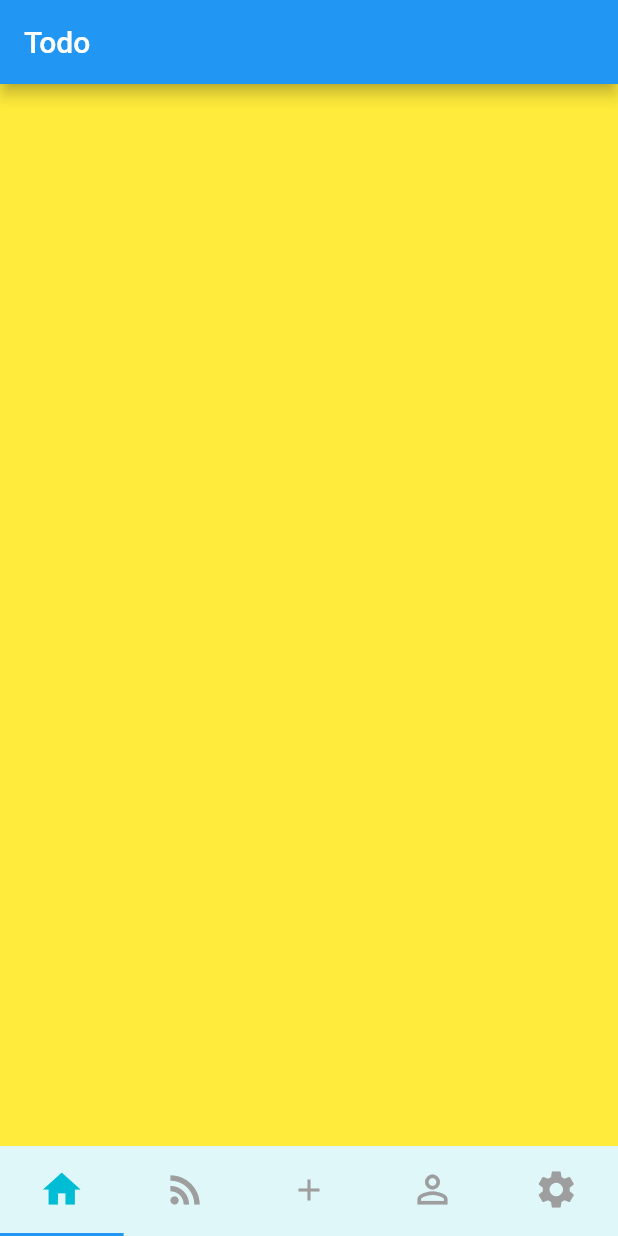
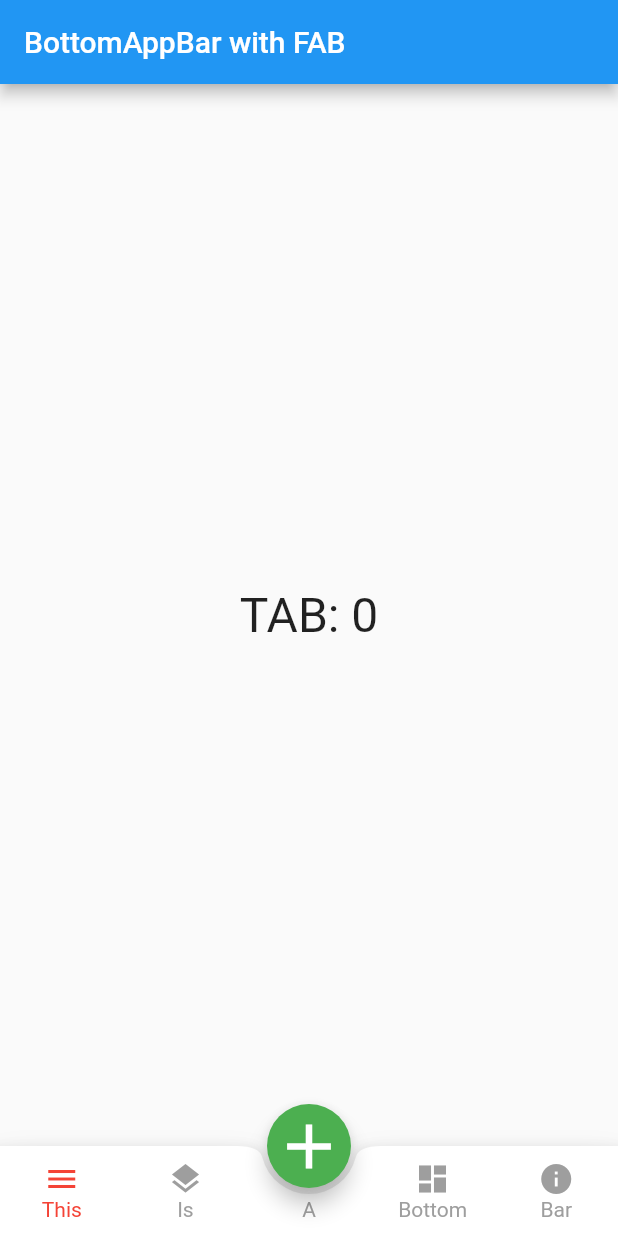
Before and after one commit to FaridullahKhorshid/TodoApp, a Flutter app: the screen it shows after launch, on a phone screen of 412 x 824 dp. Run offline on Flutter 3.47's test engine with Material 2 defaults, Android fonts, the phone set to English and light mode, and no system bars.

Commit message:
navbar update

```diff
--- /dev/null
+++ b/App/todoapp/lib/fab_bottom_app_bar.dart
@@ -0,0 +1,117 @@
+import 'package:flutter/material.dart';
+
+class FABBottomAppBarItem {
+  FABBottomAppBarItem({this.iconData, this.text});
+  IconData iconData;
+  String text;
+}
+
+class FABBottomAppBar extends StatefulWidget {
+  FABBottomAppBar({
+    this.items,
+    this.centerItemText,
+    this.height: 60.0,
+    this.iconSize: 24.0,
+    this.backgroundColor,
+    this.color,
+    this.selectedColor,
+    this.notchedShape,
+    this.onTabSelected,
+  }) {
+    assert(this.items.length == 2 || this.items.length == 4);
+  }
+  final List<FABBottomAppBarItem> items;
+  final String centerItemText;
+  final double height;
+  final double iconSize;
+  final Color backgroundColor;
+  final Color color;
+  final Color selectedColor;
+  final NotchedShape notchedShape;
+  final ValueChanged<int> onTabSelected;
+
+  @override
+  State<StatefulWidget> createState() => FABBottomAppBarState();
+}
+
+class FABBottomAppBarState extends State<FABBottomAppBar> {
+  int _selectedIndex = 0;
+
+  _updateIndex(int index) {
+    widget.onTabSelected(index);
+    setState(() {
+      _selectedIndex = index;
+    });
+  }
+
+  @override
+  Widget build(BuildContext context) {
+    List<Widget> items = List.generate(widget.items.length, (int index) {
+      return _buildTabItem(
+        item: widget.items[index],
+        index: index,
+        onPressed: _updateIndex,
+      );
+    });
+    items.insert(items.length >> 1, _buildMiddleTabItem());
+
+    return BottomAppBar(
+      shape: widget.notchedShape,
+      child: Row(
+        mainAxisSize: MainAxisSize.max,
+        mainAxisAlignment: MainAxisAlignment.spaceAround,
+        children: items,
+      ),
+      color: widget.backgroundColor,
+    );
+  }
+
+  Widget _buildMiddleTabItem() {
+    return Expanded(
+      child: SizedBox(
+        height: widget.height,
+        child: Column(
+          mainAxisSize: MainAxisSize.min,
+          mainAxisAlignment: MainAxisAlignment.center,
+          children: <Widget>[
+            SizedBox(height: widget.iconSize),
+            Text(
+              widget.centerItemText ?? '',
+              style: TextStyle(color: widget.color),
+            ),
+          ],
+        ),
+      ),
+    );
+  }
+
+  Widget _buildTabItem({
+    FABBottomAppBarItem item,
+    int index,
+    ValueChanged<int> onPressed,
+  }) {
+    Color color = _selectedIndex == index ? widget.selectedColor : widget.color;
+    return Expanded(
+      child: SizedBox(
+        height: widget.height,
+        child: Material(
+          type: MaterialType.transparency,
+          child: InkWell(
+            onTap: () => onPressed(index),
+            child: Column(
+              mainAxisSize: MainAxisSize.min,
+              mainAxisAlignment: MainAxisAlignment.center,
+              children: <Widget>[
+                Icon(item.iconData, color: color, size: widget.iconSize),
+                Text(
+                  item.text,
+                  style: TextStyle(color: color),
+                )
+              ],
+            ),
+          ),
+        ),
+      ),
+    );
+  }
+}
--- a/App/todoapp/lib/main.dart
+++ b/App/todoapp/lib/main.dart
@@ -1,20 +1,20 @@
+import 'package:todoapp/fab_with_icons.dart';
+import 'package:todoapp/fab_bottom_app_bar.dart';
+import 'package:todoapp/layout.dart';
 import 'package:flutter/material.dart';
 
-void main() {
-  runApp(MyApp());
-}
+void main() => runApp(new MyApp());
 
 class MyApp extends StatelessWidget {
   // This widget is the root of your application.
   @override
   Widget build(BuildContext context) {
-    return MaterialApp(
-      title: 'Todo App',
-      theme: ThemeData(
+    return new MaterialApp(
+      title: 'Flutter Demo',
+      theme: new ThemeData(
         primarySwatch: Colors.blue,
-        visualDensity: VisualDensity.adaptivePlatformDensity,
       ),
-      home: MyHomePage(title: 'Todo App'),
+      home: new MyHomePage(title: 'BottomAppBar with FAB'),
     );
   }
 }
@@ -25,87 +25,76 @@ class MyHomePage extends StatefulWidget {
   final String title;
 
   @override
-  _MyHomePageState createState() => _MyHomePageState();
+  _MyHomePageState createState() => new _MyHomePageState();
 }
 
-class _MyHomePageState extends State<MyHomePage> {
+class _MyHomePageState extends State<MyHomePage> with TickerProviderStateMixin {
+  String _lastSelected = 'TAB: 0';
+
+  void _selectedTab(int index) {
+    setState(() {
+      _lastSelected = 'TAB: $index';
+    });
+  }
+
   @override
   Widget build(BuildContext context) {
-    return SafeArea(
-      child: DefaultTabController(
-        length: 5,
-        child: new Scaffold(
-          appBar: AppBar(
-            title: Text('Todo'),
-          ),
-          body: TabBarView(
-            children: getTabViews(), // get all tab view
-          ),
-          bottomNavigationBar: new Container(
-            height: 60,
-            child: new TabBar(
-              tabs: getTabs(), // get the nav items
-              labelColor: Colors.cyan,
-              unselectedLabelColor: Colors.grey,
-            ),
-          ),
-          backgroundColor: Colors.cyan[50],
+    return Scaffold(
+      appBar: AppBar(
+        title: Text(widget.title),
+      ),
+      body: Center(
+        child: Text(
+          _lastSelected,
+          style: TextStyle(fontSize: 32.0),
         ),
+      ),
+      bottomNavigationBar: FABBottomAppBar(
+        centerItemText: 'A',
+        color: Colors.grey,
+        selectedColor: Colors.red,
+        notchedShape: CircularNotchedRectangle(),
+        onTabSelected: _selectedTab,
+        items: [
+          FABBottomAppBarItem(iconData: Icons.menu, text: 'This'),
+          FABBottomAppBarItem(iconData: Icons.layers, text: 'Is'),
+          FABBottomAppBarItem(iconData: Icons.dashboard, text: 'Bottom'),
+          FABBottomAppBarItem(iconData: Icons.info, text: 'Bar'),
+        ],
+      ),
+      floatingActionButtonLocation: FloatingActionButtonLocation.centerDocked,
+      floatingActionButton: FloatingActionButton(
+        onPressed: () {
+          // Add your onPressed code here!
+        },
+        child: Icon(
+          Icons.add,
+          size: 50,
+        ),
+        backgroundColor: Colors.green,
       ),
     );
   }
 
-  getTabViews() {
-    return [
-      new Container(
-        color: Colors.yellow,
-      ),
-      new Container(
-        color: Colors.orange,
-      ),
-      new Container(
-        color: Colors.lightGreen,
-      ),
-      new Container(
-        color: Colors.red,
-      ),
-      new Container(
-        color: Colors.blue,
-      ),
-    ];
-  }
-
-  getTabs() {
-    return [
-      Tab(
-        icon: new Icon(
-          Icons.home,
-          size: 30,
-        ),
-      ),
-      Tab(
-        icon: new Icon(
-          Icons.rss_feed,
-          size: 30,
-        ),
-      ),
-      Tab(
-        icon: new Container(
-          child: Icon(Icons.add),
-        ),
-      ),
-      Tab(
-        icon: new Icon(
-          Icons.perm_identity,
-          size: 30,
-        ),
-      ),
-      Tab(
-        icon: new Icon(
-          Icons.settings,
-          size: 30,
-        ),
-      )
-    ];
-  }
+  // Widget _buildFab(BuildContext context) {
+  //   final icons = [Icons.sms, Icons.mail, Icons.phone];
+  //   return AnchoredOverlay(
+  //     showOverlay: true,
+  //     overlayBuilder: (context, offset) {
+  //       return CenterAbout(
+  //         position: Offset(offset.dx, offset.dy - icons.length * 35.0),
+  //         child: FabWithIcons(
+  //           icons: icons,
+  //           onIconTapped: _selectedFab,
+  //         ),
+  //       );
+  //     },
+  //     child: FloatingActionButton(
+  //       onPressed: () {},
+  //       tooltip: 'Increment',
+  //       child: Icon(Icons.add),
+  //       elevation: 2.0,
+  //     ),
+  //   );
+  // }
 }
```
Also changed, not shown: App/todoapp/lib/fab_with_icons.dart (added, +81 -0 lines), App/todoapp/lib/layout.dart (added, +139 -0 lines).
